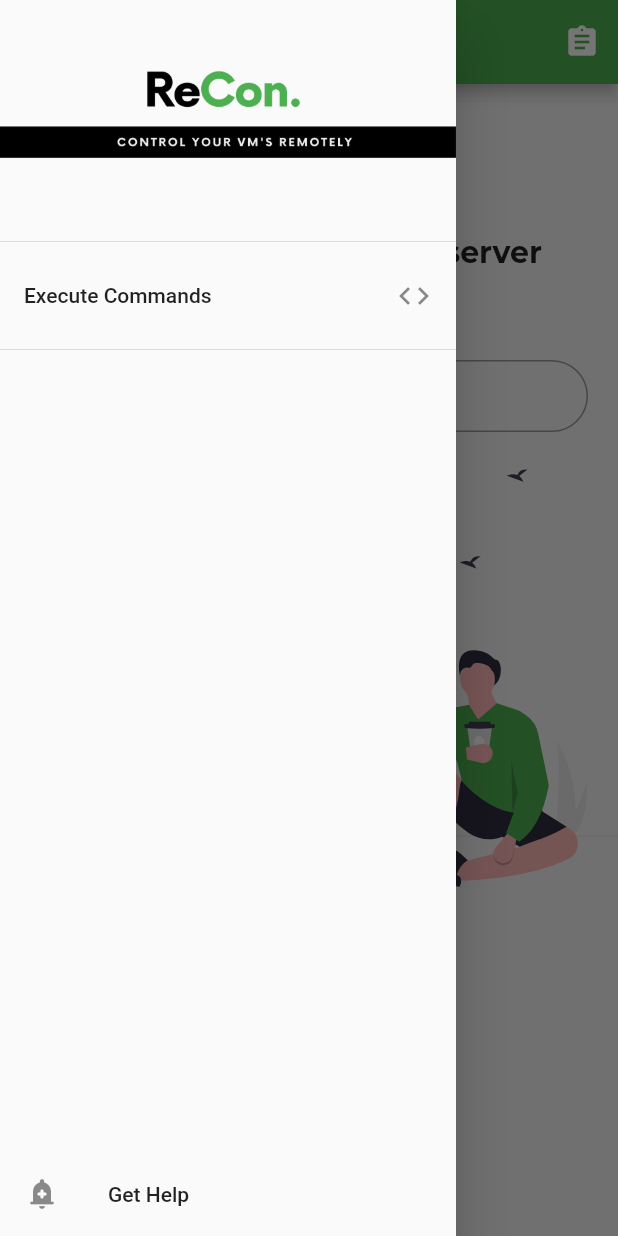
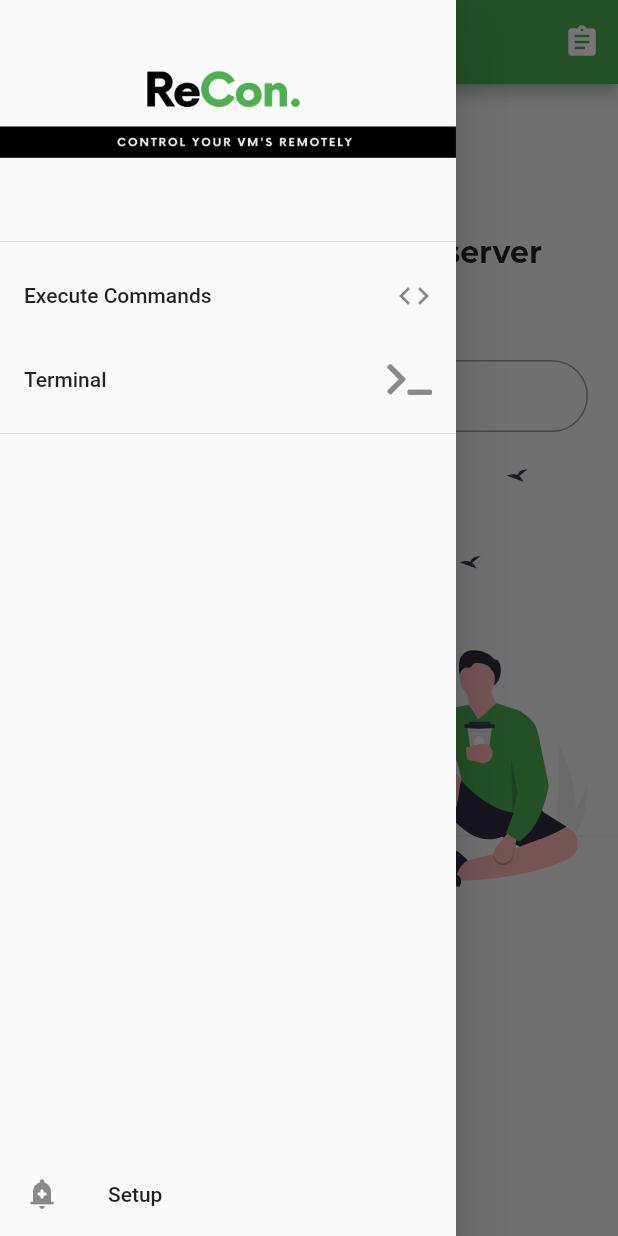
Before and after one commit to gauravmehta13/ReCon., a Flutter app: the Dashboard screen opened by its route, with the side drawer open, on a phone screen of 412 x 824 dp. Run offline on Flutter 3.47's test engine with Material 2 defaults, Android fonts, the phone set to English and light mode, and no system bars; our stand-ins replace firebase_auth, firebase_core, flutter_svg, fluttertoast, font_awesome_flutter, google_sign_in; accounts and stored records are empty; project files that could hold a hidden picture were left out.

Commit message:
Added terminal

```diff
--- a/lib/Drawer.dart
+++ b/lib/Drawer.dart
@@ -2,11 +2,13 @@ import 'package:RMM/Startup/Login%20Page.dart';
 import 'package:firebase_auth/firebase_auth.dart';
 import 'package:flutter/material.dart';
 import 'package:fluttertoast/fluttertoast.dart';
+import 'package:font_awesome_flutter/font_awesome_flutter.dart';
 import 'package:google_sign_in/google_sign_in.dart';
 import 'package:url_launcher/url_launcher.dart';
 import 'Screens/Dashboard.dart';
 import 'Screens/Docker.dart';
 import 'Screens/Help.dart';
+import 'Screens/Terminal.dart';
 
 class DrawerList extends StatelessWidget {
   @override
@@ -47,15 +49,15 @@ class DrawerList extends StatelessWidget {
               Navigator.of(context).push(new MaterialPageRoute(
                   builder: (BuildContext context) => Dashboard()));
             }),
-        /*new ListTile(
-            title: new Text("Docker"),
-            trailing: new Icon(Icons.cloud),
+        new ListTile(
+            title: new Text("Terminal"),
+            trailing: FaIcon(FontAwesomeIcons.terminal),
             onTap: () {
               Navigator.of(context).pop();
               Navigator.of(context).push(new MaterialPageRoute(
-                  builder: (BuildContext context) => Docker()));
+                  builder: (BuildContext context) => Terminal()));
             }),
-        new ListTile(
+        /*new ListTile(
             title: new Text("Get Help"),
             trailing: new Icon(Icons.help),
             onTap: () {
@@ -68,7 +70,7 @@ class DrawerList extends StatelessWidget {
             child: Align(
           alignment: Alignment.bottomCenter,
           child: ListTile(
-              title: new Text("Get Help"),
+              title: new Text("Setup"),
               leading: new Icon(Icons.add_alert_rounded),
               onTap: () {
                 launch(
--- a/lib/Screens/Dashboard.dart
+++ b/lib/Screens/Dashboard.dart
@@ -146,7 +146,7 @@ class _DashboardState extends State<Dashboard> {
                       Text(
                         '${op ?? "output will show up here"}',
                         style: TextStyle(
-                          //decoration: BoxDecoration().borderRadius,
+                          decoration: BoxDecoration().borderRadius,
                           fontSize: 18,
                           fontWeight: FontWeight.w400,
                         ),
--- a/lib/main.dart
+++ b/lib/main.dart
@@ -1,3 +1,4 @@
+import 'package:RMM/Screens/Terminal.dart';
 import 'package:RMM/Startup/Splash Screen.dart';
 import 'package:RMM/startup/Login Page.dart';
 import 'package:RMM/startup/Signup Page.dart';
@@ -28,10 +29,11 @@ class MyApp extends StatelessWidget {
           primarySwatch: Colors.green,
           scaffoldBackgroundColor: Colors.white,
         ),
-        initialRoute: '/splash',
+        initialRoute: '/Terminal',
         routes: <String, WidgetBuilder>{
           '/splash': (BuildContext context) => splash(),
           '/login': (BuildContext context) => new LoginPage(),
+          '/Terminal': (BuildContext context) => new Terminal(),
           '/signup': (BuildContext context) => new SignupPage(),
           '/AskIp': (BuildContext context) => new IpAddress(),
           '/Disclaimer': (BuildContext context) => new Disclaimer(),
--- a/pubspec.yaml
+++ b/pubspec.yaml
@@ -20,6 +20,7 @@ dependencies:
   firebase_core: null
   url_launcher:
   flutter_automation:
+  font_awesome_flutter:
 
 dev_dependencies:
   flutter_test:
```
Also changed, not shown: lib/Screens/Terminal.dart (added, +77 -0 lines), pubspec.lock.
